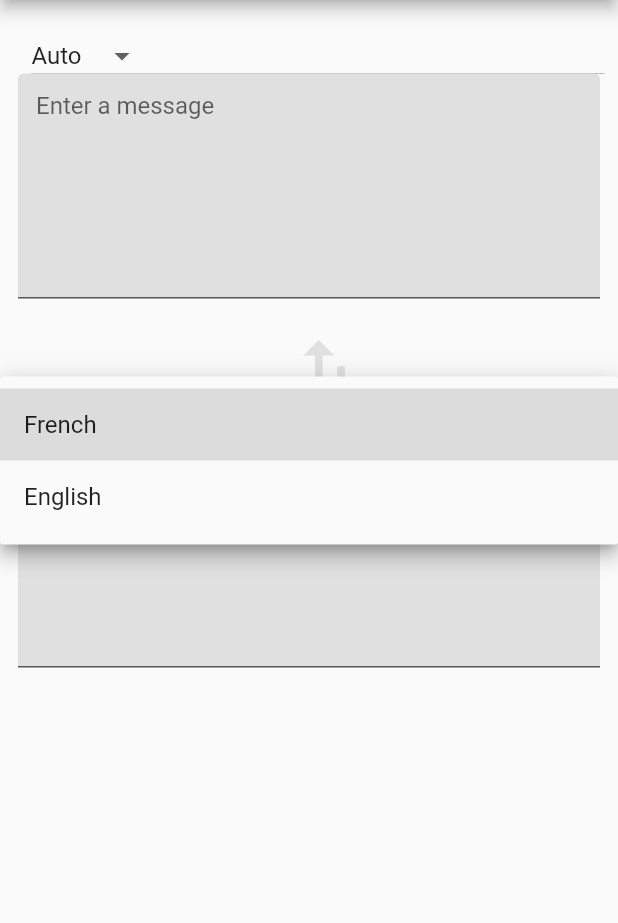
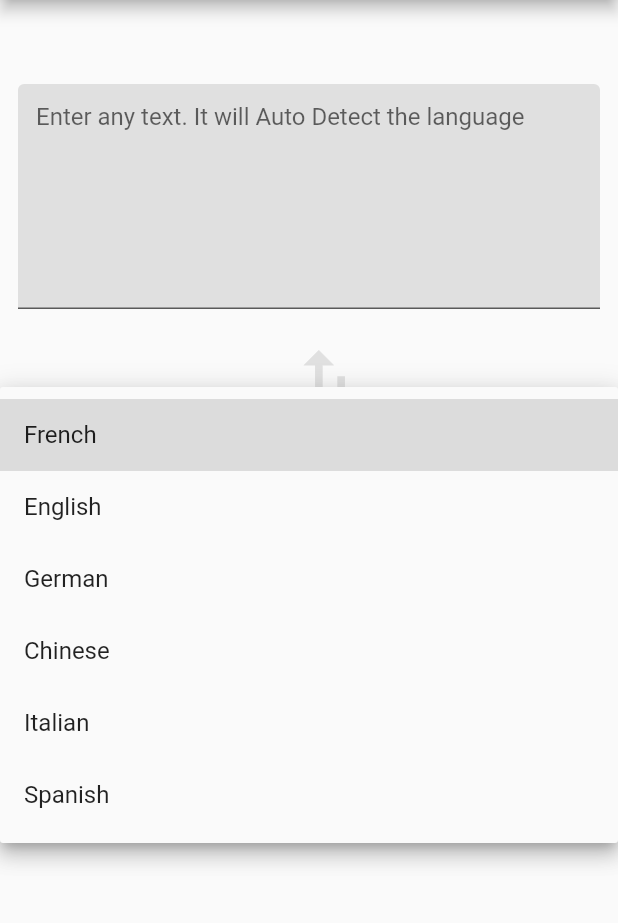
Before and after one commit to rohanakut/FlashcardsUsingFlutter, a Flutter app: the GoogleTranslate screen opened directly, after a tap on "French", on a phone screen of 412 x 824 dp, the part 84-1007 px from its top. Run offline on Flutter 3.47's test engine with Material 2 defaults, Android fonts, the phone set to English and light mode, and no system bars; our stand-ins replace charts_flutter, connectivity, delayed_display, fl_chart, flip_card, fluttertoast and 4 more; missing offline and left inert: edge_alert, flutter_awesome_alert_box, flutter_flexible_toast, flutter_intro, translator; accounts and stored records are empty.

Commit message:
finished translator and dictionary. Charts to be done

```diff
--- a/flashcards/lib/Login/login_page.dart
+++ b/flashcards/lib/Login/login_page.dart
@@ -126,7 +126,7 @@ class LoginPageState extends State<LoginPage> {
                             context,
                             PageTransition(
                               type: PageTransitionType.fade,
-                              child: DeckListTutorial(),
+                              child: DeckListTutorial(check[0]['id']),
                             ),
                           );
                         } else {
--- a/flashcards/lib/Login/signup_page.dart
+++ b/flashcards/lib/Login/signup_page.dart
@@ -127,7 +127,7 @@ class SignupPageState extends State<SignupPage> {
                       if (_pwdAdd.text == _reEnterPwd.text &&
                           !(_pwdAdd.text.isEmpty) &&
                           !(_reEnterPwd.text.isEmpty)) {
-                        checkUser.setBool('firstTime', true);
+                        // checkUser.setBool('firstTime', true);
                         _check = await databaseHelper
                             .insertNote(Login(_userAdd.text, _pwdAdd.text));
                         print(_check);
--- a/flashcards/lib/cards/new_card.dart
+++ b/flashcards/lib/cards/new_card.dart
@@ -193,6 +193,7 @@ class NewCardState extends State<NewCard> with SingleTickerProviderStateMixin {
                         color: Colors.teal[300],
                         splashColor: Colors.teal,
                         onPressed: () {
+                          FocusScope.of(context).unfocus();
                           cardKey.currentState.toggleCard();
                           //  setState(() {});
                         },
--- a/flashcards/lib/chart/display_page.dart
+++ b/flashcards/lib/chart/display_page.dart
@@ -174,7 +174,7 @@ class DisplayPageState extends State<DisplayPage> {
           ),
           SizedBox(height: 15),
           TodayProgressChart(data),
-          DailyProgressChart(data1)
+          //  DailyProgressChart(data1)
         ],
       )),
     );
--- a/flashcards/lib/features/dictionary.dart
+++ b/flashcards/lib/features/dictionary.dart
@@ -16,10 +16,19 @@ class DictionaryState extends State<Dictionary> {
     String url;
     switch (value) {
       case 1:
-        url = 'https://www.collinsdictionary.com/dictionary/french-english/';
+        url = 'https://www.collinsdictionary.com/dictionary/german-english';
         break;
       case 2:
         url = 'https://www.collinsdictionary.com/dictionary/french-english/';
+        break;
+      case 3:
+        url = 'https://www.collinsdictionary.com/dictionary/italian-english';
+        break;
+      case 4:
+        url = 'https://www.collinsdictionary.com/dictionary/spanish-english';
+        break;
+      case 5:
+        url = 'https://www.collinsdictionary.com/dictionary/chinese-english';
         break;
     }
     url = url + text;
@@ -110,12 +119,24 @@ class DictionaryState extends State<Dictionary> {
                             value: selectedValueTop,
                             items: [
                               DropdownMenuItem(
-                                child: Text("Greman"),
+                                child: Text("German"),
                                 value: 1,
                               ),
                               DropdownMenuItem(
                                 child: Text("French"),
                                 value: 2,
+                              ),
+                              DropdownMenuItem(
+                                child: Text("Italian"),
+                                value: 3,
+                              ),
+                              DropdownMenuItem(
+                                child: Text("Spanish"),
+                                value: 4,
+                              ),
+                              DropdownMenuItem(
+                                child: Text("Chinese"),
+                                value: 5,
                               ),
                             ],
                             onChanged: (value) {
@@ -135,7 +156,7 @@ class DictionaryState extends State<Dictionary> {
                                 maxLines: 10,
                                 decoration: InputDecoration(
                                     hintText:
-                                        "Enter the word to be searched"))),
+                                        "Enter the word whose English meaning you want to know"))),
                         SizedBox(
                           height: 20,
                         ),
--- a/flashcards/lib/features/google_translate.dart
+++ b/flashcards/lib/features/google_translate.dart
@@ -34,6 +34,18 @@ class GoogleTranslateState extends State<GoogleTranslate> {
         break;
       case 2:
         languageB = 'en';
+        break;
+      case 3:
+        languageB = 'de';
+        break;
+      case 4:
+        languageB = 'zh-cn';
+        break;
+      case 5:
+        languageB = 'it';
+        break;
+      case 6:
+        languageB = 'es';
         break;
     }
     var translation = await translator.translate(input, to: languageB);
@@ -115,26 +127,31 @@ class GoogleTranslateState extends State<GoogleTranslate> {
             Column(children: <Widget>[
               Container(
                   width: width - 30,
-                  margin: EdgeInsets.fromLTRB(12, 25, 0, 0),
-                  child: DropdownButton(
-                      isDense: true,
-                      value: selectedValueTop,
-                      items: [
-                        DropdownMenuItem(
-                          child: Text("Auto"),
-                          value: 1,
-                        ),
-                        DropdownMenuItem(
-                          child: Text("French"),
-                          value: 2,
-                        ),
-                      ],
-                      onChanged: (value) {
-                        setState(() {
-                          selectedValueTop = value;
-                        });
-                        print(value);
-                      })),
+                  margin: EdgeInsets.fromLTRB(12, 25, 0, 15),
+                  child: Text(""
+                      // "Enter any text. It will Auto Detect the language",
+                      // style: TextStyle(fontSize: 13, color: Colors.grey[400]),
+                      )
+                  // child: DropdownButton(
+                  //     isDense: true,
+                  //     value: selectedValueTop,
+                  //     items: [
+                  //       DropdownMenuItem(
+                  //         child: Text("Auto"),
+                  //         value: 1,
+                  //       ),
+                  //       DropdownMenuItem(
+                  //         child: Text("French"),
+                  //         value: 2,
+                  //       ),
+                  //     ],
+                  //     onChanged: (value) {
+                  //       setState(() {
+                  //         selectedValueTop = value;
+                  //       });
+                  //       print(value);
+                  //     })
+                  ),
               Container(
                 margin: EdgeInsets.fromLTRB(12, 0, 12, 12),
                 height: 150.0,
@@ -142,7 +159,8 @@ class GoogleTranslateState extends State<GoogleTranslate> {
                   controller: _translateTop,
                   maxLines: 10,
                   decoration: InputDecoration(
-                    hintText: "Enter a message",
+                    hintText:
+                        "Enter any text. It will Auto Detect the language",
                     fillColor: Colors.grey[300],
                     filled: true,
                   ),
@@ -187,6 +205,22 @@ class GoogleTranslateState extends State<GoogleTranslate> {
                           child: Text("English"),
                           value: 2,
                         ),
+                        DropdownMenuItem(
+                          child: Text("German"),
+                          value: 3,
+                        ),
+                        DropdownMenuItem(
+                          child: Text("Chinese"),
+                          value: 4,
+                        ),
+                        DropdownMenuItem(
+                          child: Text("Italian"),
+                          value: 5,
+                        ),
+                        DropdownMenuItem(
+                          child: Text("Spanish"),
+                          value: 6,
+                        ),
                       ],
                       onChanged: (value) {
                         setState(() {
```
Also changed, not shown: flashcards/lib/tutorial/deck_list_tutorial.dart (+15 -10 lines), flashcards/lib/tutorial/review_tutorial.dart (+73 -8 lines), flashcards/lib/tutorial/show_cards_tutorial.dart (+18 -6 lines).
